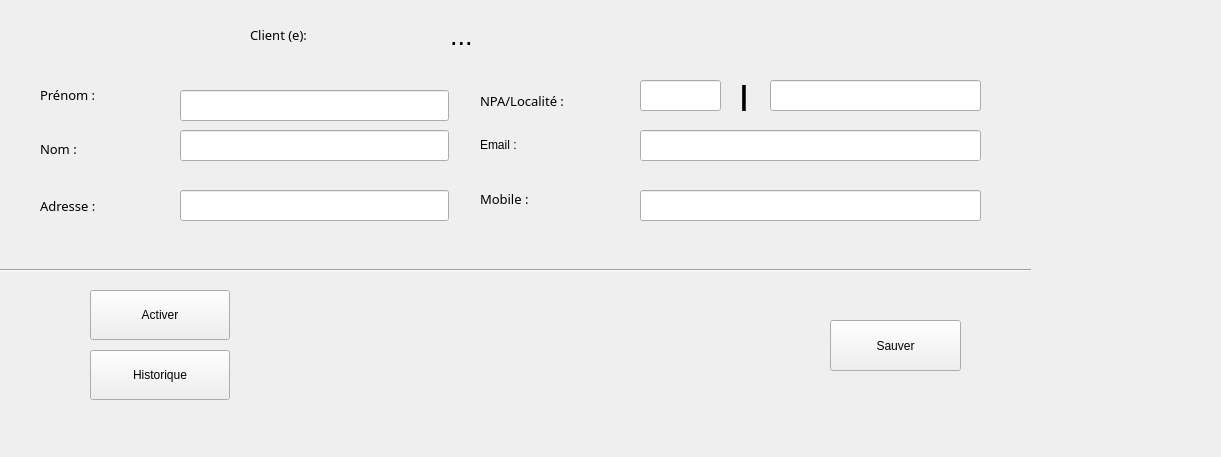
alhelo-93/TPI-SPLOKS, file Sploks/views/clientsDetails.ui: the form before one commit.
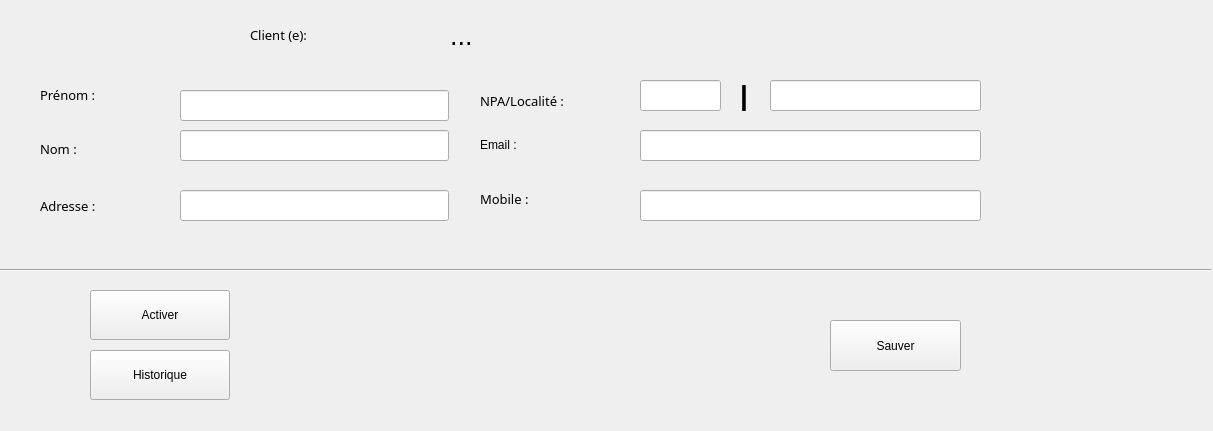
The form after the commit.

Diff of the .ui file:
```diff
--- a/Sploks/views/clientsDetails.ui
+++ b/Sploks/views/clientsDetails.ui
@@ -9,8 +9,8 @@
    <rect>
     <x>0</x>
     <y>0</y>
-    <width>1221</width>
-    <height>457</height>
+    <width>1213</width>
+    <height>431</height>
    </rect>
   </property>
   <property name="windowTitle">
@@ -41,7 +41,7 @@
      <rect>
       <x>0</x>
       <y>260</y>
-      <width>1031</width>
+      <width>1211</width>
       <height>20</height>
      </rect>
     </property>
```
